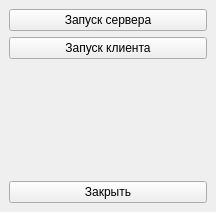
Qt form src/VMTD/MainWindow.ui (ekushko/qt-vxlan-mtd-old) before a commit.
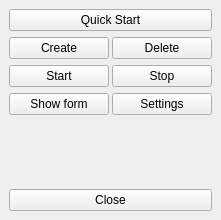
The same form after that commit.

```diff
--- a/src/VMTD/MainWindow.ui
+++ b/src/VMTD/MainWindow.ui
@@ -6,8 +6,8 @@
    <rect>
     <x>0</x>
     <y>0</y>
-    <width>216</width>
-    <height>212</height>
+    <width>221</width>
+    <height>220</height>
    </rect>
   </property>
   <property name="windowTitle">
@@ -16,17 +16,73 @@
   <widget class="QWidget" name="w">
    <layout class="QVBoxLayout" name="verticalLayout">
     <item>
-     <widget class="QPushButton" name="pbCreateServer">
-      <property name="text">
-       <string>Запуск сервера</string>
-      </property>
-     </widget>
-    </item>
-    <item>
-     <widget class="QPushButton" name="pbCreateClient">
-      <property name="text">
-       <string>Запуск клиента</string>
-      </property>
+     <widget class="QWidget" name="w_1" native="true">
+      <layout class="QGridLayout" name="gridLayout">
+       <property name="leftMargin">
+        <number>0</number>
+       </property>
+       <property name="topMargin">
+        <number>0</number>
+       </property>
+       <property name="rightMargin">
+        <number>0</number>
+       </property>
+       <property name="bottomMargin">
+        <number>0</number>
+       </property>
+       <property name="horizontalSpacing">
+        <number>3</number>
+       </property>
+       <item row="1" column="0">
+        <widget class="QPushButton" name="pbCreate">
+         <property name="text">
+          <string>Create</string>
+         </property>
+        </widget>
+       </item>
+       <item row="3" column="0">
+        <widget class="QPushButton" name="pbShowForm">
+         <property name="text">
+          <string>Show form</string>
+         </property>
+        </widget>
+       </item>
+       <item row="2" column="1">
+        <widget class="QPushButton" name="pbStop">
+         <property name="text">
+          <string>Stop</string>
+         </property>
+        </widget>
+       </item>
+       <item row="3" column="1">
+        <widget class="QPushButton" name="pbSettings">
+         <property name="text">
+          <string>Settings</string>
+         </property>
+        </widget>
+       </item>
+       <item row="1" column="1">
+        <widget class="QPushButton" name="pbDelete">
+         <property name="text">
+          <string>Delete</string>
+         </property>
+        </widget>
+       </item>
+       <item row="0" column="0" colspan="2">
+        <widget class="QPushButton" name="pbQuickStart">
+         <property name="text">
+          <string>Quick Start</string>
+         </property>
+        </widget>
+       </item>
+       <item row="2" column="0">
+        <widget class="QPushButton" name="pbStart">
+         <property name="text">
+          <string>Start</string>
+         </property>
+        </widget>
+       </item>
+      </layout>
      </widget>
     </item>
     <item>
@@ -45,7 +101,7 @@
     <item>
      <widget class="QPushButton" name="pbClose">
       <property name="text">
-       <string>Закрыть</string>
+       <string>Close</string>
       </property>
      </widget>
     </item>
```
